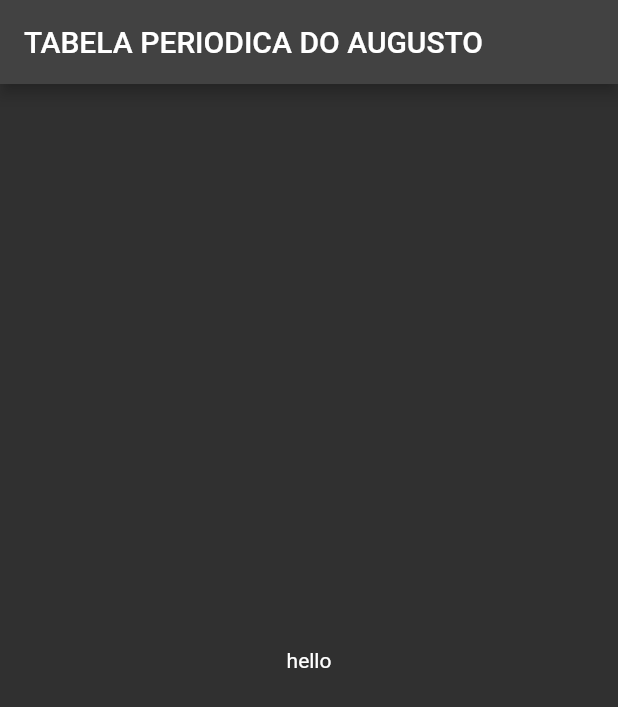
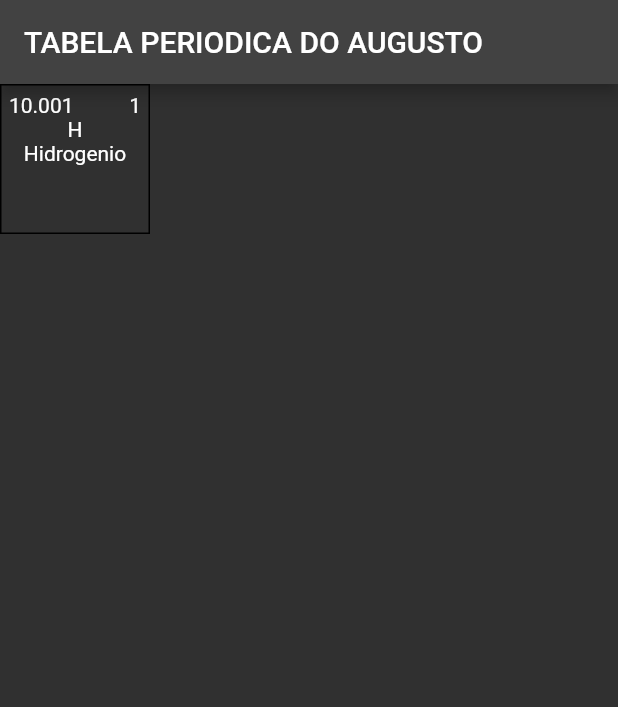
Before and after one commit to Destroier1945/periodictable, a Flutter app: the screen it shows after launch, on a phone screen of 412 x 824 dp. Shown: the top 707 px of the screen. Run offline on Flutter 3.47's test engine with Material 2 defaults, Android fonts, the phone set to English and light mode, and no system bars.

Commit message:
created table widget

```diff
--- a/lib/pages/home_page.dart
+++ b/lib/pages/home_page.dart
@@ -1,17 +1,14 @@
 import 'package:flutter/material.dart';
+import 'package:periodictable/pages/table_page.dart';
+import 'package:periodictable/widgets/element_widget.dart';
 
 class HomePage extends StatelessWidget {
-  HomePage({
-    super.key,
-  });
+  HomePage({super.key});
 
   @override
   Widget build(BuildContext context) {
     return Scaffold(
-      appBar: AppBar(title: Text('TABELA PERIODICA DO AUGUSTO')),
-      body: Center(
-        child: Text('hello'),
-      ),
-    );
+        appBar: AppBar(title: Text('TABELA PERIODICA DO AUGUSTO')),
+        body: ElementWidget());
   }
 }
--- a/lib/widgets/element_widget.dart
+++ b/lib/widgets/element_widget.dart
@@ -1,10 +1,18 @@
 import 'package:flutter/material.dart';
-import 'package:periodictable/models/element_model.dart';
 
 class ElementWidget extends StatelessWidget {
-  final ElementsModel elements;
+  //final String atomicMass;
+  //final String number;
+  //final String symbol;
+  //final String name;
 
-  const ElementWidget({super.key, required this.elements});
+  const ElementWidget({
+    super.key,
+    // required this.atomicMass,
+    // required this.name,
+    // required this.number,
+    // required this.symbol
+  });
 
   @override
   Widget build(BuildContext context) {
@@ -18,23 +26,37 @@ class ElementWidget extends StatelessWidget {
           Row(
             mainAxisAlignment: MainAxisAlignment.spaceBetween,
             children: [
-              Text(
-                elements.atomicMass.toString(),
-                style: const TextStyle(fontSize: 10),
+              Flexible(
+                child: Text(
+                  '10.001',
+                  // atomicMass.toString(),
+                  //  style: const TextStyle(fontSize: 10),
+                  overflow: TextOverflow.ellipsis,
+                ),
               ),
-              Text(
-                elements.number.toString(),
-                style: const TextStyle(fontSize: 18),
+              Flexible(
+                child: Text(
+                  '1',
+                  //  number.toString(),
+                  //   style: const TextStyle(fontSize: 18),
+                  overflow: TextOverflow.ellipsis,
+                ),
               ),
             ],
           ),
-          Text(
-            elements.symbol,
-            style: const TextStyle(fontSize: 30),
+          Flexible(
+            child: Text(
+              'H',
+              // symbol,
+              //   style: const TextStyle(fontSize: 30),
+            ),
           ),
-          Text(
-            elements.name,
-            style: const TextStyle(fontSize: 14),
+          Flexible(
+            child: Text(
+              'Hidrogenio',
+              //  name,
+//style: const TextStyle(fontSize: 14),
+            ),
           )
         ],
       ),
--- a/pubspec.yaml
+++ b/pubspec.yaml
@@ -35,6 +35,7 @@ dependencies:
   # The following adds the Cupertino Icons font to your application.
   # Use with the CupertinoIcons class for iOS style icons.
   cupertino_icons: ^1.0.2
+  flutter_staggered_grid_view: ^0.6.2
 
 dev_dependencies:
   flutter_test:
```
Also changed, not shown: lib/models/element_model.dart (+0 -23 lines), lib/pages/table_page.dart (+82 -4 lines), lib/widgets/empty_widget.dart (added, +17 -0 lines), assets/json/periodictable.json, pubspec.lock.
